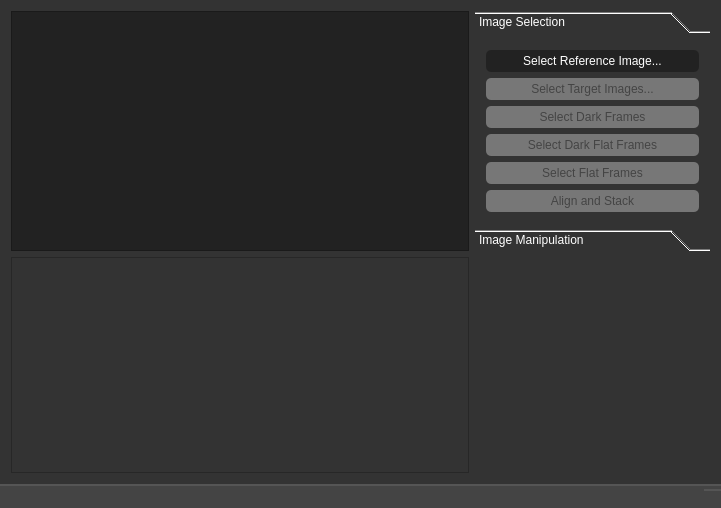
BenJuan26/OpenSkyStacker, file ui/mainwindow.ui: the form before one commit.
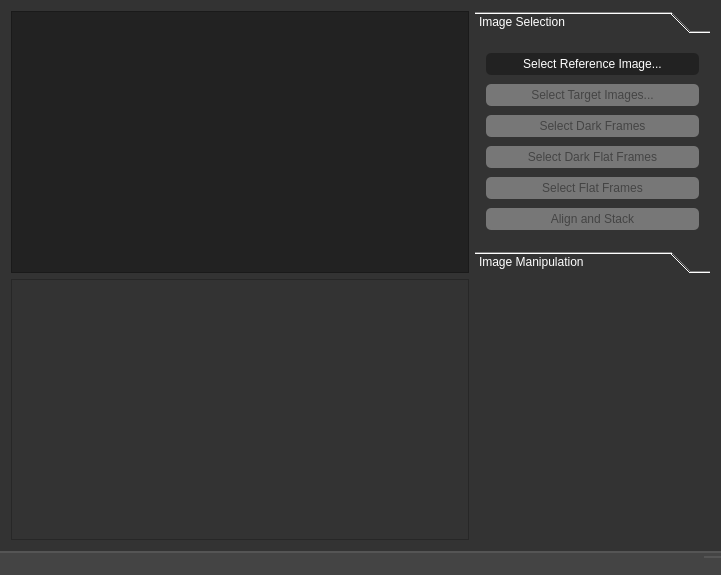
The form after the commit. Custom widgets are drawn as their Qt base class.

Diff of the .ui file:
```diff
--- a/ui/mainwindow.ui
+++ b/ui/mainwindow.ui
@@ -7,7 +7,7 @@
     <x>0</x>
     <y>0</y>
     <width>721</width>
-    <height>508</height>
+    <height>575</height>
    </rect>
   </property>
   <property name="sizePolicy">
@@ -95,8 +95,8 @@
         <rect>
          <x>0</x>
          <y>0</y>
-         <width>221</width>
-         <height>192</height>
+         <width>235</width>
+         <height>238</height>
         </rect>
        </property>
        <attribute name="label">
```
Left out of the diff: 4 changed lines with no effect on the pictures.
